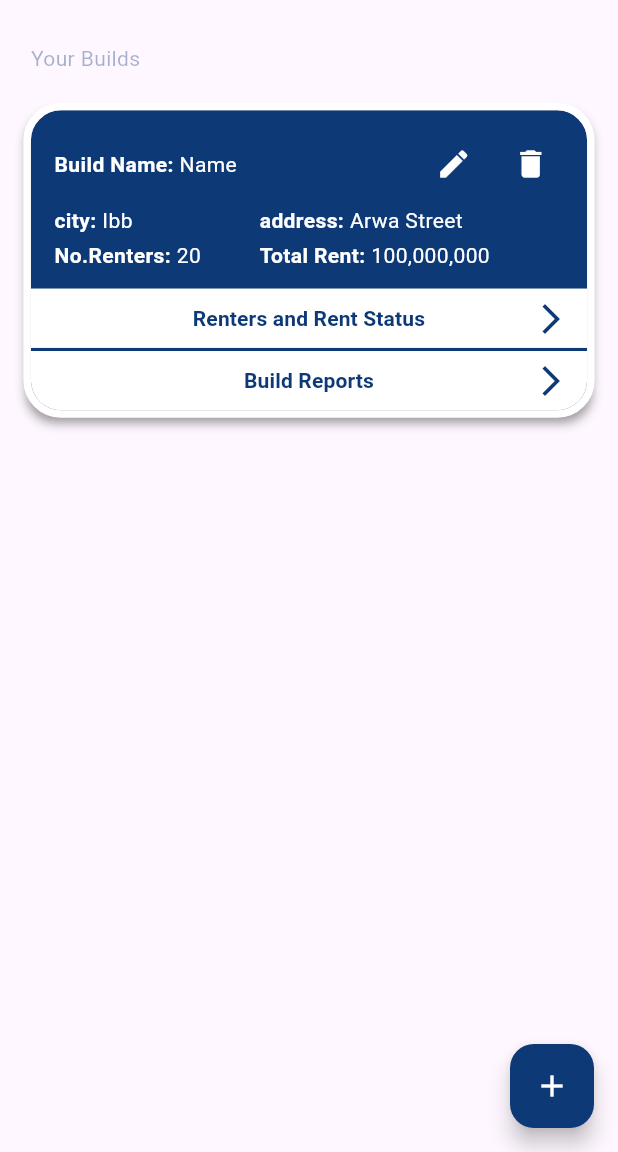
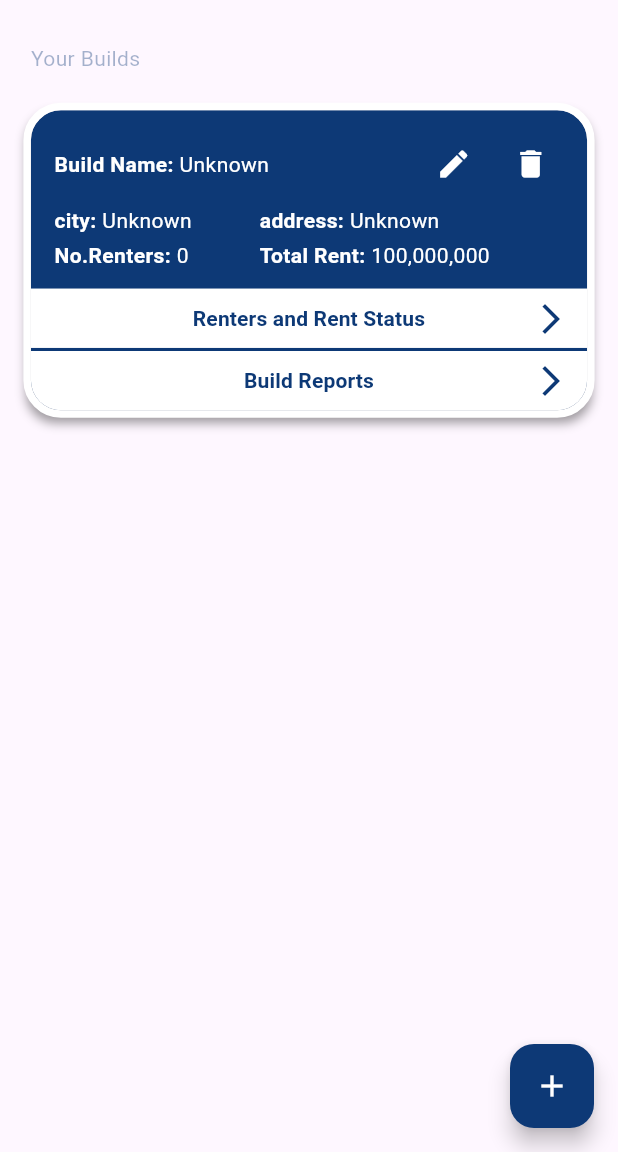
Before and after one commit to ENG-SHEHAB-AL-SAIDI/RentersManagment, a Flutter app: the PhoneHomeView screen opened directly, on a phone screen of 412 x 824 dp, the part 84-1236 px from its top. Run offline on Flutter 3.47's test engine with Material 3 defaults, Android fonts, the light colour scheme and no system bars; our stand-ins replace dio, get; accounts and stored records are empty.

Commit message:
update HttpsProvider error handling and update buildCard make it accept Build

```diff
--- a/renters_management_front_end/lib/app/components/build_card.dart
+++ b/renters_management_front_end/lib/app/components/build_card.dart
@@ -4,11 +4,12 @@ import 'package:flutter/material.dart';
 import 'package:get/get.dart';
 import 'package:renters_management_front_end/app/components/pop_up_cards/delete_confirmation_message_card.dart';
 import 'package:renters_management_front_end/app/components/pop_up_cards/update_build_card.dart';
+import 'package:renters_management_front_end/app/models/build_model.dart';
 import '../globals.dart';
 import 'custom_text.dart';
 
 class BuildCard extends StatelessWidget {
-  late var buildInfo;
+  Build buildInfo;
   double height;
   double type;
 
@@ -78,7 +79,7 @@ class BuildCard extends StatelessWidget {
                               fontWeight: FontWeight.bold,
                             ),
                             SecText(
-                              "Name",
+                              buildInfo.name?.value??"Unknown",
                               textColor: textColor,
                             ),
                           ],
@@ -118,7 +119,7 @@ class BuildCard extends StatelessWidget {
                               fontWeight: FontWeight.bold,
                             ),
                             SecText(
-                              "Ibb",
+                              buildInfo.city?.value??"Unknown",
                               textColor: textColor,
                             ),
                           ],
@@ -133,7 +134,7 @@ class BuildCard extends StatelessWidget {
                               fontWeight: FontWeight.bold,
                             ),
                             SecText(
-                              "Arwa Street",
+                              buildInfo.address?.value??"Unknown",
                               textColor: textColor,
                             ),
                           ],
@@ -153,7 +154,7 @@ class BuildCard extends StatelessWidget {
                               fontWeight: FontWeight.bold,
                             ),
                             SecText(
-                              "20",
+                              buildInfo.numRenters?.value.toString()??'0' ,
                               textColor: textColor,
                             ),
                           ],
--- a/renters_management_front_end/lib/app/controllers/login_controller.dart
+++ b/renters_management_front_end/lib/app/controllers/login_controller.dart
@@ -65,7 +65,8 @@ class LoginController extends GetxController {
     if (formKey.currentState!.validate()) {
       logging.value = true;
       Result res = await UserServices.userLogin(id.text, password.text);
-      if (res.statusCode==200 ) {
+      print(res);
+      if (res.statusCode==200 || true) {
         Get.offNamed("/home");
       }else{
        loggingFiled.value = true;
--- a/renters_management_front_end/lib/app/models/build_model.dart
+++ b/renters_management_front_end/lib/app/models/build_model.dart
@@ -2,10 +2,9 @@ import 'package:get/get_rx/src/rx_types/rx_types.dart';
 
 class Build {
   RxInt id;
+  RxInt? numRenters;
   RxString? name;
-
   RxString? city;
-
   RxString? address;
   RxString? deletedAt;
   RxString? createdAt;
@@ -13,6 +12,7 @@ class Build {
 
   Build({
     required this.id,
+    this.numRenters,
     this.name,
     this.city,
     this.address,
@@ -24,18 +24,20 @@ class Build {
   factory Build.fromJson(Map<String, dynamic> json) {
     return Build(
       id: RxInt(json['id'] ?? 0),
-      name: RxString(json['name'] ?? ""),
-      city: RxString(json['city'] ?? ""),
-      address: RxString(json['address'] ?? ""),
-      deletedAt: RxString(json['deleted_at'] ?? ""),
-      createdAt: RxString(json['created_at'] ?? ""),
-      updatedAt: RxString(json['updated_at'] ?? ""),
+      numRenters: RxInt(json['numRenters']??0),
+      name: RxString(json['name'] ?? "Unknown"),
+      city: RxString(json['city'] ?? "Unknown"),
+      address: RxString(json['address'] ?? "Unknown"),
+      deletedAt: RxString(json['deleted_at'] ?? "Unknown"),
+      createdAt: RxString(json['created_at'] ?? "Unknown"),
+      updatedAt: RxString(json['updated_at'] ?? "Unknown"),
     );
   }
 
   Map<String, dynamic> toJson() {
     return {
       'id': id.value,
+      'numRenters': numRenters?.value,
       'name': name?.value,
       'city': city?.value,
       'address': address?.value,
--- a/renters_management_front_end/lib/app/views/home_view/phone_home_view.dart
+++ b/renters_management_front_end/lib/app/views/home_view/phone_home_view.dart
@@ -7,6 +7,7 @@ import 'package:renters_management_front_end/app/components/custom_text.dart';
 import 'package:renters_management_front_end/app/globals.dart';
 
 import '../../components/pop_up_cards/add_build_card.dart';
+import '../../models/build_model.dart';
 
 class PhoneHomeView extends StatelessWidget {
    PhoneHomeView({super.key});
@@ -40,8 +41,8 @@ class PhoneHomeView extends StatelessWidget {
               SecText("Your Builds",textColor: AppColors.inverseSecTextColor,),
               SizedBox(height: height*0.03,),
 
-              //if(b)
-              BuildCard(buildInfo: "buildInfo", height: height*0.16,type: 1,),
+
+              BuildCard(buildInfo: Build(id: 1.obs), height: height*0.16,type: 1,),
               SizedBox(height: height*0.03,),
             ],
           ),
--- a/renters_management_front_end/lib/main.dart
+++ b/renters_management_front_end/lib/main.dart
@@ -6,7 +6,7 @@ import 'app/services/api/api_end_points.dart';
 import 'app/services/api/http_provider.dart';
 
 void main() async{
-  HttpProvider.init(baseUrl:EndPoints.baseUrl);
+  await HttpProvider.init(baseUrl:EndPoints.baseUrl);
   runApp(const MyApp());
 }
 
```
Also changed, not shown: renters_management_front_end/lib/app/services/api/http_provider.dart (+12 -4 lines), renters_management_front_end/lib/app/services/build_services.dart (+43 -24 lines), renters_management_front_end/lib/app/services/user_services.dart (+19 -14 lines).
